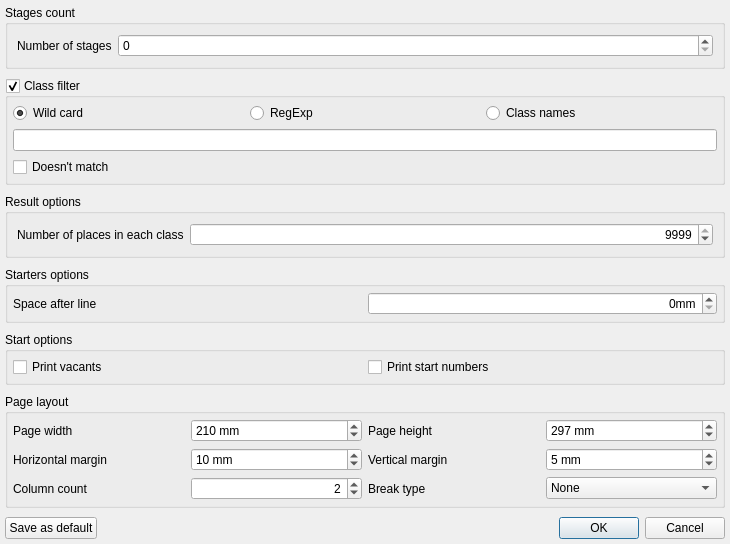
Old version of the form libquickevent/libquickeventgui/src/reportoptionsdialog.ui in the repository Quick-Event/quickbox.
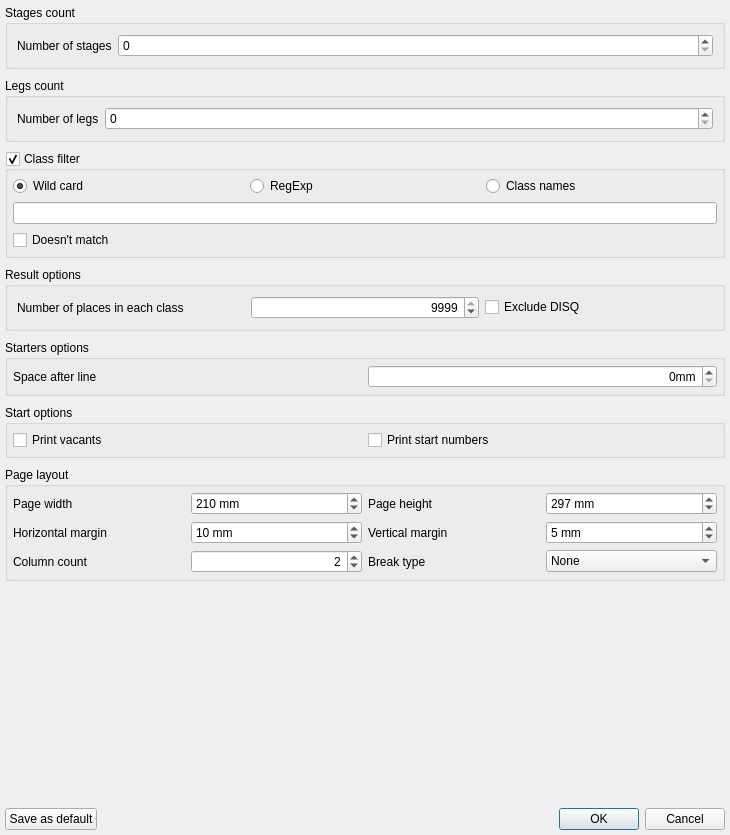
New version of the form.

Commit message: Badly, badly designed class SValue removed

What changed in the file:
```diff
--- a/libquickevent/libquickeventgui/src/reportoptionsdialog.ui
+++ b/libquickevent/libquickeventgui/src/reportoptionsdialog.ui
@@ -7,7 +7,7 @@
     <x>0</x>
     <y>0</y>
     <width>730</width>
-    <height>500</height>
+    <height>835</height>
    </rect>
   </property>
   <property name="windowTitle">
@@ -48,6 +48,25 @@
      </layout>
     </widget>
    </item>
+   <item>
+    <widget class="QGroupBox" name="grpLegs">
+     <property name="title">
+      <string>Legs count</string>
+     </property>
+     <layout class="QFormLayout" name="formLayout_3">
+      <item row="0" column="0">
+       <widget class="QLabel" name="label_10">
+        <property name="text">
+         <string>Number of legs</string>
+        </property>
+       </widget>
+      </item>
+      <item row="0" column="1">
+       <widget class="QSpinBox" name="edLegsCount"/>
+      </item>
+     </layout>
+    </widget>
+   </item>
    <item>
     <widget class="QGroupBox" name="grpClassFilter">
      <property name="title">
@@ -123,15 +142,15 @@
      <property name="title">
       <string>Result options</string>
      </property>
-     <layout class="QFormLayout" name="formLayout_2">
-      <item row="0" column="0">
+     <layout class="QHBoxLayout" name="horizontalLayout_4">
+      <item>
        <widget class="QLabel" name="label_9">
         <property name="text">
          <string>Number of places in each class</string>
         </property>
        </widget>
       </item>
-      <item row="0" column="1">
+      <item>
        <widget class="QSpinBox" name="edNumPlaces">
         <property name="alignment">
          <set>Qt::AlignRight|Qt::AlignTrailing|Qt::AlignVCenter</set>
@@ -147,6 +166,13 @@
         </property>
        </widget>
       </item>
+      <item>
+       <widget class="QCheckBox" name="chkExcludeDisq">
+        <property name="text">
+         <string>Exclude DISQ</string>
+        </property>
+       </widget>
+      </item>
      </layout>
     </widget>
    </item>
```
The commit also changes 27 other files.
